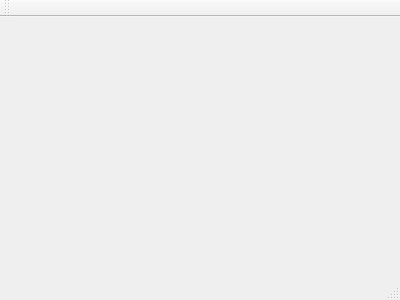
Qt form Qt/mainwindow.ui (JaredTS486/Inventory-Management) before a commit.
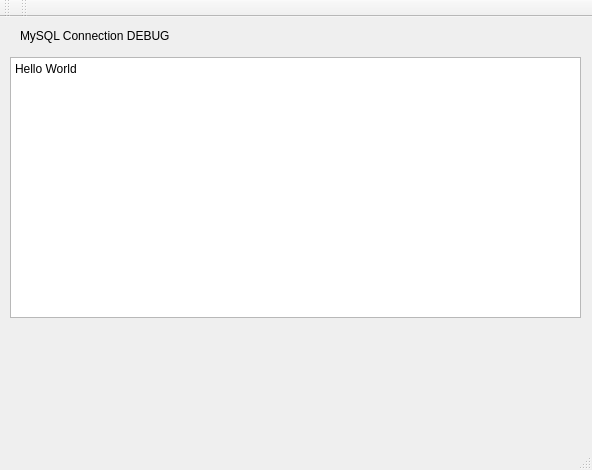
The same form after that commit.

Diff of the .ui file:
```diff
--- a/Qt/mainwindow.ui
+++ b/Qt/mainwindow.ui
@@ -1,24 +1,77 @@
 <ui version="4.0">
  <class>MainWindow</class>
- <widget class="QMainWindow" name="MainWindow" >
-  <property name="geometry" >
+ <widget class="QMainWindow" name="MainWindow">
+  <property name="geometry">
    <rect>
     <x>0</x>
     <y>0</y>
-    <width>400</width>
-    <height>300</height>
+    <width>592</width>
+    <height>470</height>
    </rect>
   </property>
   <property name="windowTitle" >
    <string>MainWindow</string>
   </property>
-  <widget class="QMenuBar" name="menuBar" />
-  <widget class="QToolBar" name="mainToolBar" />
-  <widget class="QWidget" name="centralWidget" />
-  <widget class="QStatusBar" name="statusBar" />
+  <widget class="QWidget" name="widget">
+   <widget class="QLabel" name="label">
+    <property name="geometry">
+     <rect>
+      <x>20</x>
+      <y>10</y>
+      <width>251</width>
+      <height>17</height>
+     </rect>
+    </property>
+    <property name="text">
+     <string>MySQL Connection DEBUG</string>
+    </property>
+   </widget>
+   <widget class="QPlainTextEdit" name="plainTextEdit">
+    <property name="geometry">
+     <rect>
+      <x>10</x>
+      <y>40</y>
+      <width>571</width>
+      <height>261</height>
+     </rect>
+    </property>
+    <property name="plainText">
+     <string>Hello World</string>
+    </property>
+   </widget>
+  </widget>
+  <widget class="QMenuBar" name="menuBar">
+   <property name="geometry">
+    <rect>
+     <x>0</x>
+     <y>0</y>
+     <width>592</width>
+     <height>23</height>
+    </rect>
+   </property>
+  </widget>
+  <widget class="QToolBar" name="mainToolBar">
+   <attribute name="toolBarArea">
+    <enum>TopToolBarArea</enum>
+   </attribute>
+   <attribute name="toolBarBreak">
+    <bool>false</bool>
+   </attribute>
+  </widget>
+  <widget class="QStatusBar" name="statusBar"/>
+  <widget class="QToolBar" name="toolBar">
+   <property name="windowTitle">
+    <string>toolBar</string>
+   </property>
+   <attribute name="toolBarArea">
+    <enum>TopToolBarArea</enum>
+   </attribute>
+   <attribute name="toolBarBreak">
+    <bool>false</bool>
+   </attribute>
+  </widget>
  </widget>
- <layoutDefault spacing="6" margin="11" />
- <pixmapfunction></pixmapfunction>
+ <layoutdefault spacing="6" margin="11"/>
  <resources/>
  <connections/>
 </ui>
```
Left out of the diff: 3 changed lines with no effect on the pictures.
